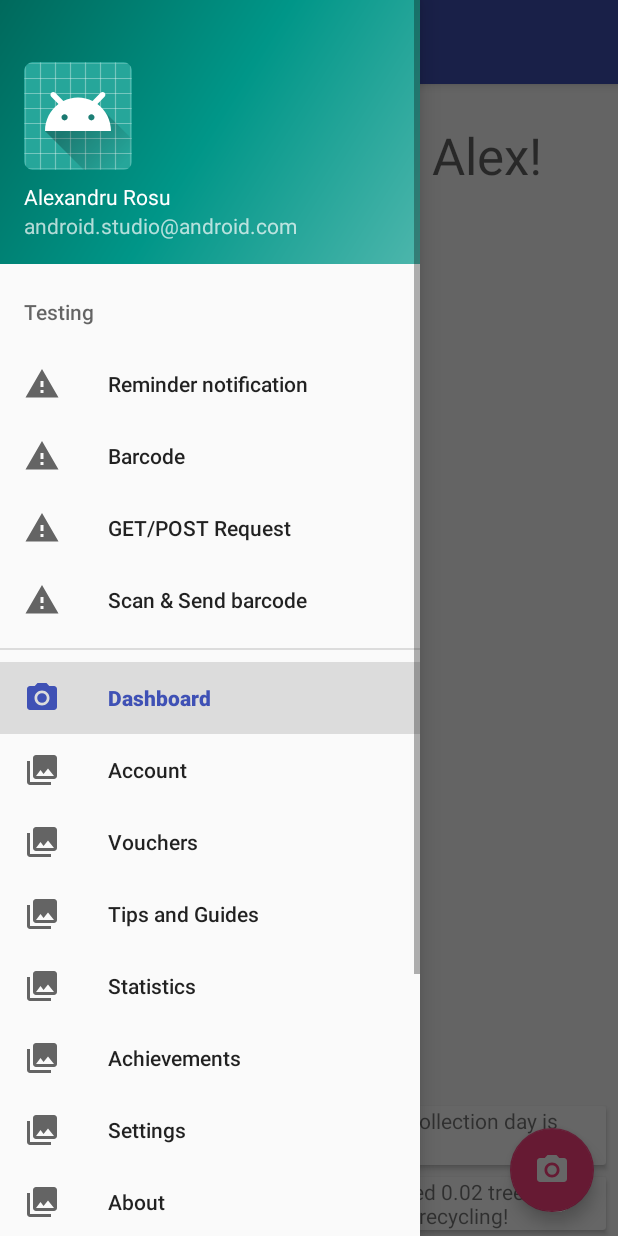
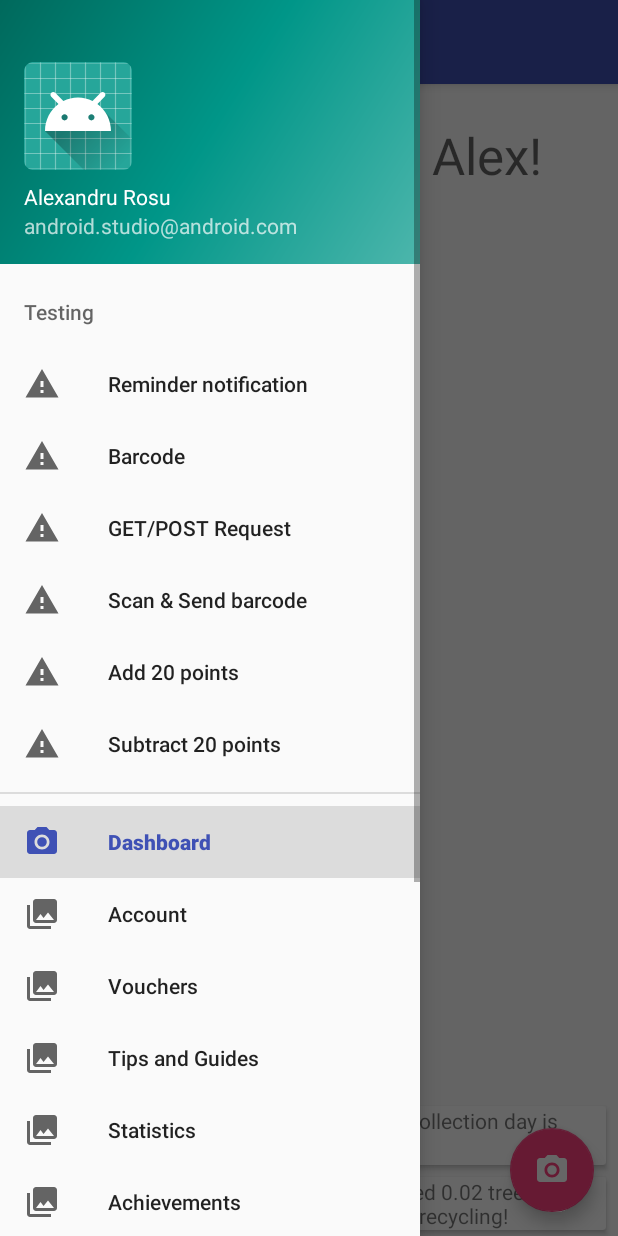
Before and after one commit to alexandruro/Software-Design-Study-Android, an Android app: the screen it shows after launch (MainActivity), with the side drawer open, on a phone screen of 412 x 824 dp. Run offline under Robolectric (Android 15) with nearby library versions, the phone set to English and light mode, and no system bars; libraries missing offline, so code that uses them is left out: com.github.mikephil.charting, com.timqi.sectorprogressview; plain views replace BarChart, ColorfulRingProgressView; 24 statements that could not run were skipped.

Commit message:
Scan & Send barcode test is working for responses that have the number of points of the item or 0

```diff
--- /dev/null
+++ b/app/src/main/java/com/alexandruro/recyclinghelper/BackgroundTaskResult.java
@@ -0,0 +1,10 @@
+package com.alexandruro.recyclinghelper;
+
+/**
+ * Created by Alex on 15/02/2018.
+ */
+
+interface BackgroundTaskResult {
+
+    public void backgroundTaskResult(boolean success, String result);
+}
--- a/app/src/main/java/com/alexandruro/recyclinghelper/DashboardFragment.java
+++ b/app/src/main/java/com/alexandruro/recyclinghelper/DashboardFragment.java
@@ -9,6 +9,7 @@ import android.support.v4.app.Fragment;
 import android.view.LayoutInflater;
 import android.view.View;
 import android.view.ViewGroup;
+import android.widget.TextView;
 
 import com.github.mikephil.charting.charts.BarChart;
 import com.github.mikephil.charting.components.XAxis;
@@ -16,6 +17,7 @@ import com.github.mikephil.charting.components.YAxis;
 import com.github.mikephil.charting.data.BarData;
 import com.github.mikephil.charting.data.BarDataSet;
 import com.github.mikephil.charting.data.BarEntry;
+import com.timqi.sectorprogressview.ColorfulRingProgressView;
 
 import java.util.ArrayList;
 import java.util.List;
@@ -29,7 +31,7 @@ import java.util.List;
  * Use the {@link DashboardFragment#newInstance} factory method to
  * create an instance of this fragment.
  */
-public class DashboardFragment extends Fragment {
+public class DashboardFragment extends Fragment implements NamedFragment {
     // TODO: Rename parameter arguments, choose names that match
     // the fragment initialization parameters, e.g. ARG_ITEM_NUMBER
     private static final String ARG_PARAM1 = "param1";
@@ -66,6 +68,9 @@ public class DashboardFragment extends Fragment {
     @Override
     public void onViewCreated(View view, @Nullable Bundle savedInstanceState) {
         super.onViewCreated(view, savedInstanceState);
+
+        redrawPointsGoal();
+
         // Chart
         BarChart chart = (BarChart) getView().findViewById(R.id.chart);
 
@@ -98,6 +103,13 @@ public class DashboardFragment extends Fragment {
         chart.getLegend().setEnabled(false);
 
         chart.invalidate(); // refresh
+    }
+
+    public void redrawPointsGoal() {
+        ((TextView)getView().findViewById(R.id.xpGoalTextView)).setText(getResources().getString(R.string.xp_goal_caption, MainActivity.getXpGoal()));
+        ((TextView)getView().findViewById(R.id.xpTextView)).setText(getResources().getString(R.string.xp, MainActivity.xp));
+        ColorfulRingProgressView progressView = getView().findViewById(R.id.crpv);
+        progressView.setPercent((float)MainActivity.xp/MainActivity.getXpGoal()*100);
     }
 
     @Override
@@ -143,6 +155,11 @@ public class DashboardFragment extends Fragment {
         mListener = null;
     }
 
+    @Override
+    public String getFragmentName() {
+        return "dashboard";
+    }
+
     /**
      * This interface must be implemented by activities that contain this
      * fragment to allow an interaction in this fragment to be communicated
--- a/app/src/main/java/com/alexandruro/recyclinghelper/MainActivity.java
+++ b/app/src/main/java/com/alexandruro/recyclinghelper/MainActivity.java
@@ -1,15 +1,14 @@
 package com.alexandruro.recyclinghelper;
 
 import android.app.NotificationChannel;
-import android.app.NotificationChannelGroup;
 import android.app.NotificationManager;
 import android.app.PendingIntent;
 import android.app.TaskStackBuilder;
 import android.content.Context;
 import android.content.Intent;
+import android.content.SharedPreferences;
 import android.graphics.Color;
 import android.net.Uri;
-import android.os.Build;
 import android.os.Bundle;
 import android.support.design.widget.FloatingActionButton;
 import android.support.design.widget.NavigationView;
@@ -29,17 +28,41 @@ import android.widget.Toast;
 import com.google.android.gms.common.api.CommonStatusCodes;
 import com.google.android.gms.vision.barcode.Barcode;
 
-import java.util.Calendar;
-
 public class MainActivity extends AppCompatActivity
         implements NavigationView.OnNavigationItemSelectedListener,
         AccountFragment.OnFragmentInteractionListener,
         DashboardFragment.OnFragmentInteractionListener,
-        ServerConnectionFragment.OnFragmentInteractionListener {
+        ServerConnectionFragment.OnFragmentInteractionListener, BackgroundTaskResult {
 
     // request codes for starting BarcodeCaptureActivity
     public static final int BARCODE_TO_TEST = 0;
     public static final int BARCODE_TO_SEND = 1;
+
+    // for testing purposes
+    private static final int DEFAULT_XP = 35;
+
+    static int xp;
+
+    private static final String SERVER_IP = "http://demo2443003.mockable.io/";
+    //private static final String SERVER_IP = "https://httpbin.org/post";
+
+    public static int getXpGoal() {
+        return 200;
+    }
+
+    public void setXp(int newXp) {
+        xp = newXp;
+
+        SharedPreferences settings = getPreferences(0);
+        SharedPreferences.Editor editor = settings.edit();
+        editor.putInt("xp", xp);
+        editor.commit();
+
+        NamedFragment currentFragment = (NamedFragment) getSupportFragmentManager().findFragmentById(R.id.mainFrame);
+        if(currentFragment.getFragmentName().equals("dashboard"))
+            ((DashboardFragment)currentFragment).redrawPointsGoal();
+    }
+
 
     @Override
     protected void onCreate(Bundle savedInstanceState) {
@@ -49,7 +72,7 @@ public class MainActivity extends AppCompatActivity
         setSupportActionBar(toolbar);
 
         // FAB
-        FloatingActionButton fab = (FloatingActionButton) findViewById(R.id.fab);
+        FloatingActionButton fab = findViewById(R.id.fab);
         fab.setOnClickListener(new View.OnClickListener() {
             @Override
             public void onClick(View view) {
@@ -59,7 +82,7 @@ public class MainActivity extends AppCompatActivity
         });
 
         // Drawer
-        DrawerLayout drawer = (DrawerLayout) findViewById(R.id.drawer_layout);
+        DrawerLayout drawer = findViewById(R.id.drawer_layout);
         ActionBarDrawerToggle toggle = new ActionBarDrawerToggle(
                 this, drawer, toolbar, R.string.navigation_drawer_open, R.string.navigation_drawer_close);
         drawer.addDrawerListener(toggle);
@@ -72,6 +95,10 @@ public class MainActivity extends AppCompatActivity
         FragmentTransaction ft = getSupportFragmentManager().beginTransaction();
         ft.replace(R.id.mainFrame, new DashboardFragment());
         ft.commit();
+
+        // Restore preferences
+        SharedPreferences settings = getPreferences(0);
+        xp = settings.getInt("xp", DEFAULT_XP);
     }
 
     @Override
@@ -93,10 +120,14 @@ public class MainActivity extends AppCompatActivity
                     Barcode barcode = data.getParcelableExtra(BarcodeCaptureActivity.BarcodeObject);
 
                     if (requestCode == BARCODE_TO_SEND) {
-                        Fragment fragment = ServerConnectionFragment.newInstance(barcode.displayValue);
-                        FragmentTransaction ft = getSupportFragmentManager().beginTransaction();
-                        ft.replace(R.id.mainFrame, fragment);
-                        ft.commitAllowingStateLoss();
+//                        Fragment fragment = ServerConnectionFragment.newInstance(barcode.displayValue);
+//                        FragmentTransaction ft = getSupportFragmentManager().beginTransaction();
+//                        ft.replace(R.id.mainFrame, fragment);
+//                        ft.commitAllowingStateLoss();
+
+                        BackgroundTask backgroundTask = new BackgroundTask(SERVER_IP, "POST", "barcode", barcode.displayValue, this);
+                        backgroundTask.execute();
+
                     } else
                         Toast.makeText(this, barcode.displayValue, Toast.LENGTH_SHORT).show();
 
@@ -170,6 +201,14 @@ public class MainActivity extends AppCompatActivity
 
                 break;
 
+            case R.id.nav_test_add_xp:
+                setXp(xp+20);
+                break;
+
+            case R.id.nav_test_subtract_xp:
+                setXp(xp-20);
+                break;
+
             // Main menu
             case R.id.nav_dashboard:
                 fragment = new DashboardFragment();
@@ -202,4 +241,19 @@ public class MainActivity extends AppCompatActivity
     public void onFragmentInteraction(Uri uri) {
 
     }
+
+    @Override
+    public void backgroundTaskResult(boolean success, String result) {
+        if(success) {
+            if(result.equals("0"))
+                Toast.makeText(this, "The item is not recyclable.", Toast.LENGTH_SHORT).show();
+            else {
+                Toast.makeText(this, result + " points will be added to your account", Toast.LENGTH_SHORT).show();
+                setXp(xp+10);
+            }
+        }
+        else {
+            Toast.makeText(this, result, Toast.LENGTH_SHORT).show();
+        }
+    }
 }
--- /dev/null
+++ b/app/src/main/java/com/alexandruro/recyclinghelper/NamedFragment.java
@@ -0,0 +1,8 @@
+package com.alexandruro.recyclinghelper;
+
+
+public interface NamedFragment {
+
+    public String getFragmentName();
+
+}
--- a/app/src/main/res/layout/fragment_dashboard.xml
+++ b/app/src/main/res/layout/fragment_dashboard.xml
@@ -1,4 +1,5 @@
 <FrameLayout xmlns:android="http://schemas.android.com/apk/res/android"
+    xmlns:app="http://schemas.android.com/apk/res-auto"
     xmlns:tools="http://schemas.android.com/tools"
     android:layout_width="match_parent"
     android:layout_height="match_parent"
@@ -57,10 +58,10 @@
                 android:layout_height="match_parent">
 
                 <TextView
-                    android:id="@+id/textView5"
+                    android:id="@+id/xpGoalTextView"
                     android:layout_width="wrap_content"
                     android:layout_height="wrap_content"
-                    android:text="You are close to this month's goal!" />
+                    android:text="@string/xp_goal_caption" />
 
                 <com.timqi.sectorprogressview.ColorfulRingProgressView xmlns:app="http://schemas.android.com/apk/res-auto"
                     android:id="@+id/crpv"
@@ -73,10 +74,21 @@
                     app:layout_constraintDimensionRatio="1:1"
                     app:layout_constraintLeft_toLeftOf="parent"
                     app:layout_constraintRight_toRightOf="parent"
-                    app:layout_constraintTop_toBottomOf="@+id/textView5"
+                    app:layout_constraintTop_toBottomOf="@+id/xpGoalTextView"
                     app:percent="75"
                     app:startAngle="0"
                     app:strokeWidth="15dp" />
+
+                <TextView
+                    android:id="@+id/xpTextView"
+                    android:layout_width="wrap_content"
+                    android:layout_height="wrap_content"
+                    android:text="@string/xp"
+                    android:textAppearance="@style/TextAppearance.AppCompat.Headline"
+                    app:layout_constraintBottom_toBottomOf="@+id/crpv"
+                    app:layout_constraintEnd_toEndOf="@+id/crpv"
+                    app:layout_constraintStart_toStartOf="@+id/crpv"
+                    app:layout_constraintTop_toTopOf="@+id/crpv" />
 
 
             </android.support.constraint.ConstraintLayout>
--- a/app/src/main/res/menu/activity_main_drawer.xml
+++ b/app/src/main/res/menu/activity_main_drawer.xml
@@ -21,6 +21,14 @@
                 android:id="@+id/nav_test_barcode_to_http"
                 android:icon="@drawable/ic_warning_black_24dp"
                 android:title="Scan &amp; Send barcode" />
+            <item
+                android:id="@+id/nav_test_add_xp"
+                android:icon="@drawable/ic_warning_black_24dp"
+                android:title="Add 20 points"/>
+            <item
+                android:id="@+id/nav_test_subtract_xp"
+                android:icon="@drawable/ic_warning_black_24dp"
+                android:title="Subtract 20 points"/>
         </menu>
     </item>
 
--- a/app/src/main/res/values/strings.xml
+++ b/app/src/main/res/values/strings.xml
@@ -6,6 +6,7 @@
 
     <string name="action_settings">Settings</string>
 
-    <!-- TODO: Remove or change this placeholder text -->
     <string name="hello_blank_fragment">Hello blank fragment</string>
+    <string name="xp_goal_caption">You are close to this month\'s goal of %1$d points!</string>
+    <string name="xp">%1$d points</string>
 </resources>
```
Also changed, not shown: app/src/main/java/com/alexandruro/recyclinghelper/AccountFragment.java (+6 -1 lines), app/src/main/java/com/alexandruro/recyclinghelper/BackgroundTask.java (+21 -9 lines), app/src/main/java/com/alexandruro/recyclinghelper/ServerConnectionFragment.java (+13 -1 lines).
